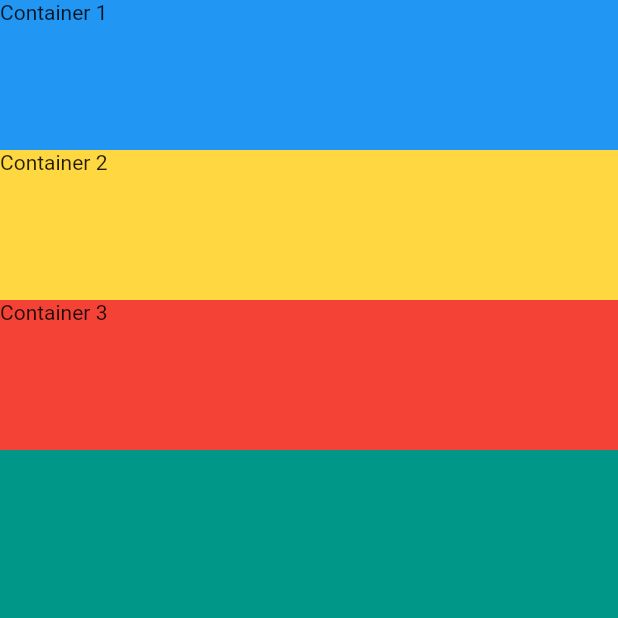
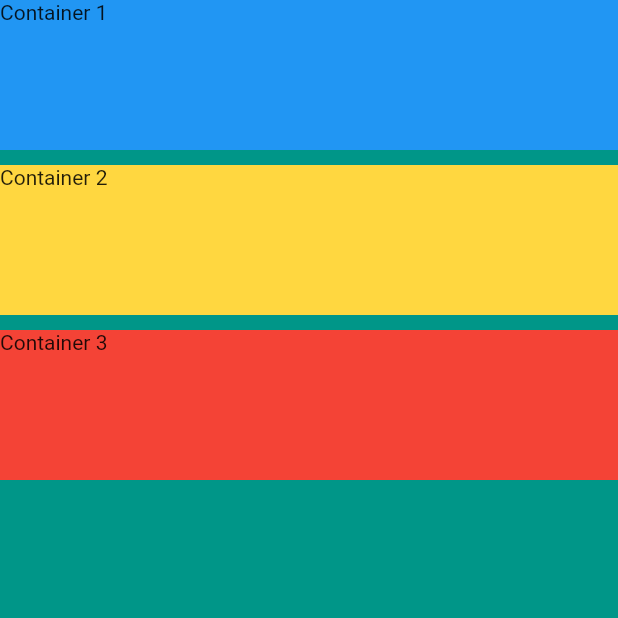
Before and after one commit to zarub2k/fyitter, a Flutter app: the screen it shows after launch, on a phone screen of 412 x 824 dp, the top half of it. Run offline on Flutter 3.47's test engine with Material 2 defaults, Android fonts, the phone set to English and light mode, and no system bars.

Commit message:
Sizedbox tried

```diff
--- a/lib/mi_card/micard.dart
+++ b/lib/mi_card/micard.dart
@@ -14,11 +14,20 @@ class MiCardApp extends StatelessWidget {
           crossAxisAlignment: CrossAxisAlignment.stretch,
           children: <Widget>[
             _container('Container 1', Colors.blue),
+            _sizedBox(10.0, 10.0),
             _container('Container 2', Colors.amberAccent),
+            _sizedBox(10.0, 10.0),
             _container('Container 3', Colors.red)
           ],
         ),
       ),
+    );
+  }
+
+  SizedBox _sizedBox(double _width, double _height) {
+    return SizedBox(
+      width: _width,
+      height: _height,
     );
   }
 
```
